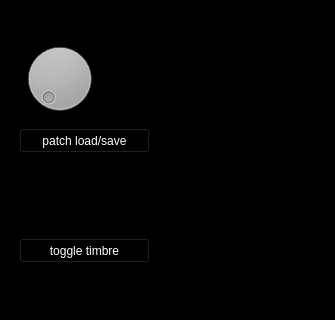
Old version of the form Qt/debugwindow.ui in the repository Toms42/prognosticator6.
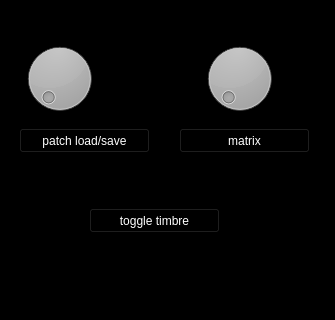
New version of the form. Custom widgets are drawn as their Qt base class.

The edit to the form file:
```diff
--- a/Qt/debugwindow.ui
+++ b/Qt/debugwindow.ui
@@ -110,8 +110,8 @@
       <widget class="QPushButton" name="buttonTimbreToggle">
        <property name="geometry">
         <rect>
-         <x>10</x>
-         <y>210</y>
+         <x>80</x>
+         <y>180</y>
          <width>131</width>
          <height>25</height>
         </rect>
@@ -138,6 +138,87 @@
         <bool>false</bool>
        </property>
       </widget>
+      <widget class="KnobWidget" name="knobMatrix">
+       <property name="geometry">
+        <rect>
+         <x>190</x>
+         <y>10</y>
+         <width>81</width>
+         <height>81</height>
+        </rect>
+       </property>
+       <property name="sizePolicy">
+        <sizepolicy hsizetype="Preferred" vsizetype="Preferred">
+         <horstretch>0</horstretch>
+         <verstretch>10</verstretch>
+        </sizepolicy>
+       </property>
+       <property name="maximum">
+        <number>255</number>
+       </property>
+       <property name="color" stdset="0">
+        <color>
+         <red>193</red>
+         <green>125</green>
+         <blue>17</blue>
+        </color>
+       </property>
+       <property name="showtext" stdset="0">
+        <bool>false</bool>
+       </property>
+       <property name="unit" stdset="0">
+        <string/>
+       </property>
+       <property name="numdigits" stdset="0">
+        <number>0</number>
+       </property>
+       <property name="label" stdset="0">
+        <string>patch</string>
+       </property>
+       <property name="linewidth" stdset="0">
+        <double>5.000000000000000</double>
+       </property>
+       <property name="logarithmic" stdset="0">
+        <bool>false</bool>
+       </property>
+       <property name="valmin" stdset="0">
+        <double>0.000000000000000</double>
+       </property>
+       <property name="valmax" stdset="0">
+        <double>255.000000000000000</double>
+       </property>
+      </widget>
+      <widget class="QPushButton" name="buttonMatrix">
+       <property name="geometry">
+        <rect>
+         <x>170</x>
+         <y>100</y>
+         <width>131</width>
+         <height>25</height>
+        </rect>
+       </property>
+       <property name="styleSheet">
+        <string notr="true">QPushButton {
+    background-color: black;
+	color:white;
+}
+QPushButton:pressed {
+    background-color: rgb(85, 87, 83);
+}</string>
+       </property>
+       <property name="text">
+        <string>matrix</string>
+       </property>
+       <property name="autoDefault">
+        <bool>false</bool>
+       </property>
+       <property name="default">
+        <bool>false</bool>
+       </property>
+       <property name="flat">
+        <bool>false</bool>
+       </property>
+      </widget>
      </widget>
     </item>
    </layout>
```
